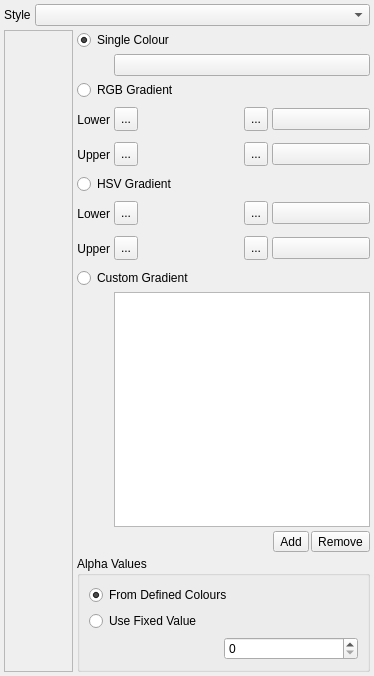
Qt form src/gui/style.ui (trisyoungs/uchroma) before a commit.
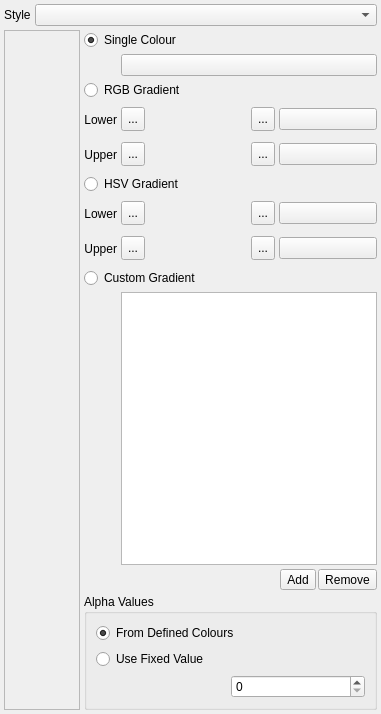
The same form after that commit. Icons and pictures are not drawn. Custom widgets are drawn as their Qt base class.

The edit to the form file:
```diff
--- a/src/gui/style.ui
+++ b/src/gui/style.ui
@@ -6,8 +6,8 @@
    <rect>
     <x>0</x>
     <y>0</y>
-    <width>374</width>
-    <height>676</height>
+    <width>381</width>
+    <height>714</height>
    </rect>
   </property>
   <property name="sizePolicy">
```
Left out of the diff: 3 changed lines with no effect on the pictures.
